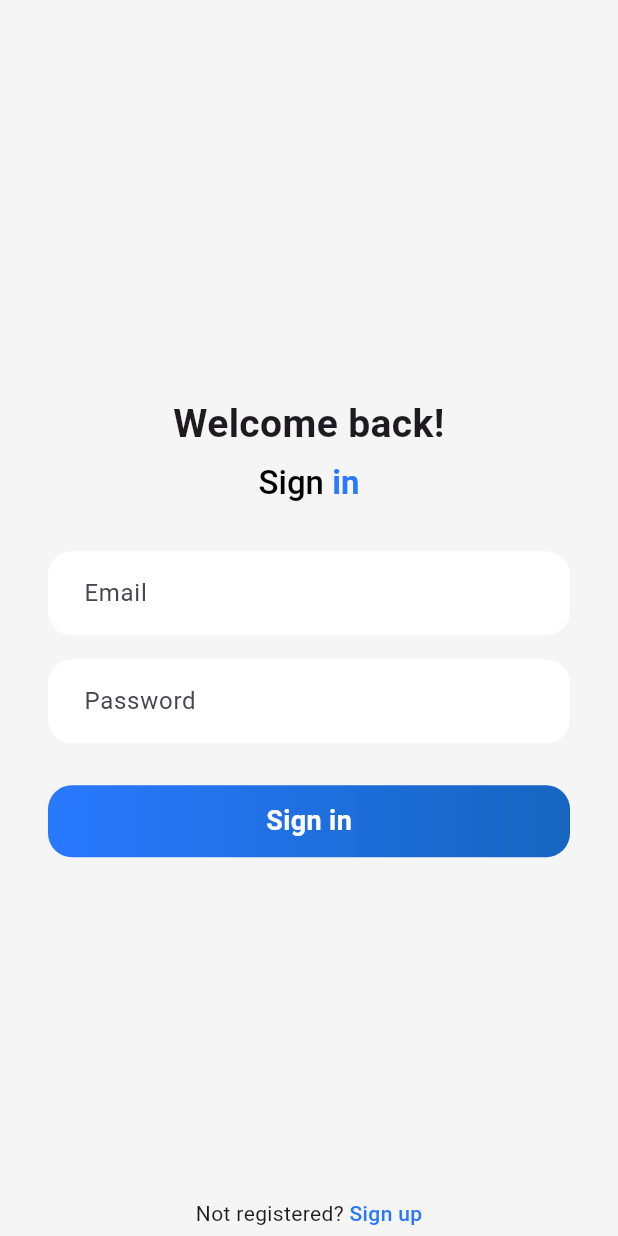
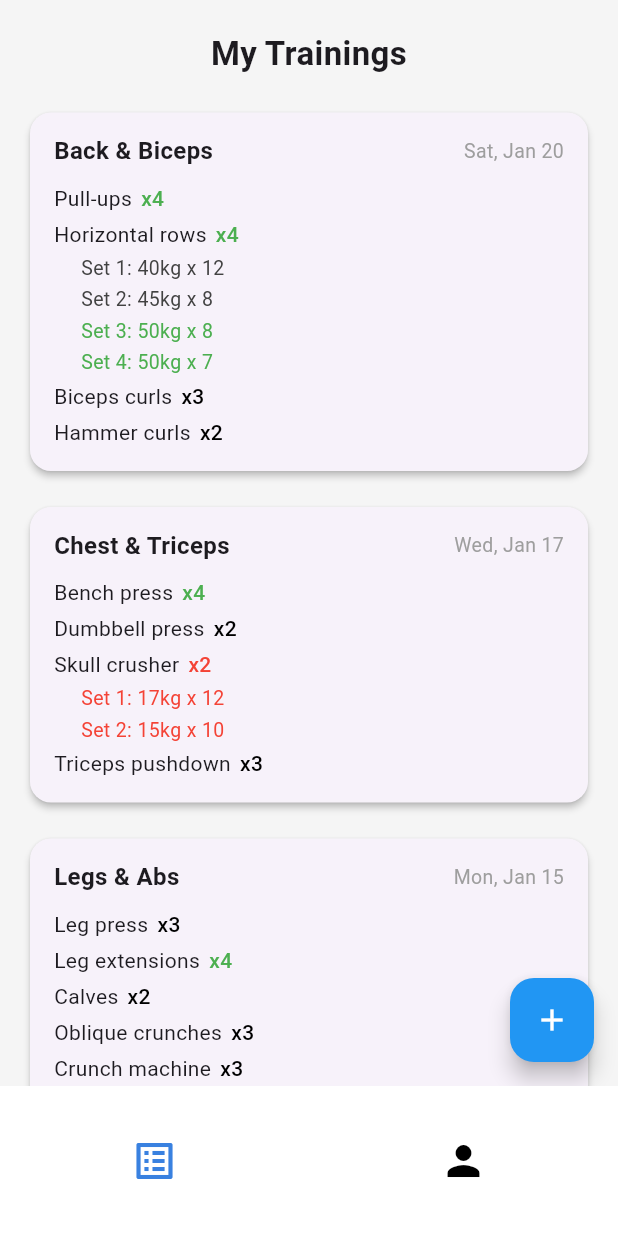
Before and after one commit to VibeTeam/fitness-tracker-frontend, a Flutter app: the screen it shows after launch, after a tap on "Sign in", on a phone screen of 412 x 824 dp. Run offline on Flutter 3.47's test engine with Material 3 defaults, Android fonts, the light colour scheme and no system bars.

Commit message:
feat: main and training page added

```diff
--- a/lib/main.dart
+++ b/lib/main.dart
@@ -1,6 +1,7 @@
+import 'package:fitness_tracker_frontend/screens/sign_in_page.dart';
+
+import "/screens/main_screen.dart";
 import 'package:flutter/material.dart';
-import "screens/sign_in_page.dart";
-import "screens/sign_up_page.dart";
 
 void main() {
   runApp(const MyApp());
--- /dev/null
+++ b/lib/screens/main_screen.dart
@@ -0,0 +1,59 @@
+import 'package:flutter/material.dart';
+import 'trainings_page.dart';
+import 'profile_page.dart';
+
+class MainScreen extends StatefulWidget {
+  const MainScreen({super.key});
+
+  @override
+  State<MainScreen> createState() => _MainScreenState();
+}
+
+class _MainScreenState extends State<MainScreen> {
+  int _selectedIndex = 0;
+
+  final List<Widget> _pages = [TrainingsPage(), ProfilePage()];
+
+  void _onItemTapped(int index) {
+    setState(() {
+      _selectedIndex = index;
+    });
+  }
+
+  @override
+  Widget build(BuildContext context) {
+    return Scaffold(
+      body: _pages[_selectedIndex],
+      bottomNavigationBar: Container(
+        height: 100,
+        color: Colors.white,
+        child: Row(
+          mainAxisAlignment: MainAxisAlignment.spaceAround,
+          crossAxisAlignment: CrossAxisAlignment.center,
+          children: [
+            IconButton(
+              icon: Icon(
+                Icons.list_alt,
+                size: 32,
+                color: _selectedIndex == 0
+                    ? Color.fromRGBO(57, 129, 224, 1)
+                    : Colors.black,
+              ),
+              onPressed: () => _onItemTapped(0),
+            ),
+            IconButton(
+              icon: Icon(
+                Icons.person,
+                size: 32,
+                color: _selectedIndex == 1
+                    ? Color.fromRGBO(57, 129, 224, 1)
+                    : Colors.black,
+              ),
+              onPressed: () => _onItemTapped(1),
+            ),
+          ],
+        ),
+      ),
+    );
+  }
+}
--- a/lib/screens/sign_in_page.dart
+++ b/lib/screens/sign_in_page.dart
@@ -1,10 +1,11 @@
+import 'package:fitness_tracker_frontend/screens/main_screen.dart';
 import 'package:flutter/material.dart';
 import '../widgets/primary_button.dart';
 import '../widgets/custom_text_field.dart';
 import '../screens/sign_up_page.dart';
 
 class SignInPage extends StatelessWidget {
-  const SignInPage({Key? key}) : super(key: key);
+  const SignInPage({super.key});
 
   @override
   Widget build(BuildContext context) {
@@ -64,7 +65,17 @@ class SignInPage extends StatelessWidget {
                       obscureText: true,
                     ),
                     const SizedBox(height: 28),
-                    PrimaryButton(text: 'Sign in', onPressed: () {}),
+                    PrimaryButton(
+                      text: 'Sign in',
+                      onPressed: () {
+                        Navigator.push(
+                          context,
+                          MaterialPageRoute(
+                            builder: (context) => const MainScreen(),
+                          ),
+                        );
+                      },
+                    ),
                     const SizedBox(height: 32),
                     const SizedBox(height: 16),
                   ],
--- /dev/null
+++ b/lib/screens/trainings_page.dart
@@ -0,0 +1,165 @@
+import 'package:flutter/material.dart';
+
+class TrainingsPage extends StatelessWidget {
+  const TrainingsPage({super.key});
+
+  @override
+  Widget build(BuildContext context) {
+    return Scaffold(
+      backgroundColor: Colors.grey[100],
+      body: SafeArea(
+        child: ListView(
+          padding: const EdgeInsets.symmetric(horizontal: 16, vertical: 20),
+          children: [
+            const Text(
+              'My Trainings',
+              style: TextStyle(fontSize: 22, fontWeight: FontWeight.bold),
+              textAlign: TextAlign.center,
+            ),
+            const SizedBox(height: 20),
+            // Back & Biceps
+            _TrainingCard(
+              title: 'Back & Biceps',
+              date: 'Sat, Jan 20',
+              exercises: [
+                _ExerciseRow('Pull-ups', 'x4', Colors.green),
+                _ExerciseRow('Horizontal rows', 'x4', Colors.green),
+                _SetRow('Set 1: 40kg x 12'),
+                _SetRow('Set 2: 45kg x 8'),
+                _SetRow('Set 3: 50kg x 8', color: Colors.green),
+                _SetRow('Set 4: 50kg x 7', color: Colors.green),
+                _ExerciseRow('Biceps curls', 'x3'),
+                _ExerciseRow('Hammer curls', 'x2'),
+              ],
+            ),
+            const SizedBox(height: 16),
+            // Chest & Triceps
+            _TrainingCard(
+              title: 'Chest & Triceps',
+              date: 'Wed, Jan 17',
+              exercises: [
+                _ExerciseRow('Bench press', 'x4', Colors.green),
+                _ExerciseRow('Dumbbell press', 'x2'),
+                _ExerciseRow('Skull crusher', 'x2', Colors.red),
+                _SetRow('Set 1: 17kg x 12', color: Colors.red),
+                _SetRow('Set 2: 15kg x 10', color: Colors.red),
+                _ExerciseRow('Triceps pushdown', 'x3'),
+              ],
+            ),
+            const SizedBox(height: 16),
+            // Legs & Abs
+            _TrainingCard(
+              title: 'Legs & Abs',
+              date: 'Mon, Jan 15',
+              exercises: [
+                _ExerciseRow('Leg press', 'x3'),
+                _ExerciseRow('Leg extensions', 'x4', Colors.green),
+                _ExerciseRow('Calves', 'x2'),
+                _ExerciseRow('Oblique crunches', 'x3'),
+                _ExerciseRow('Crunch machine', 'x3'),
+              ],
+            ),
+            const SizedBox(height: 80),
+          ],
+        ),
+      ),
+      floatingActionButton: FloatingActionButton(
+        onPressed: () {},
+        backgroundColor: Colors.blue,
+        child: const Icon(Icons.add, color: Colors.white),
+      ),
+    );
+  }
+}
+
+class _TrainingCard extends StatelessWidget {
+  final String title;
+  final String date;
+  final List<Widget> exercises;
+
+  const _TrainingCard({
+    required this.title,
+    required this.date,
+    required this.exercises,
+  });
+
+  @override
+  Widget build(BuildContext context) {
+    return Card(
+      shape: RoundedRectangleBorder(borderRadius: BorderRadius.circular(14)),
+      elevation: 2,
+      child: Padding(
+        padding: const EdgeInsets.symmetric(horizontal: 16, vertical: 14),
+        child: Column(
+          crossAxisAlignment: CrossAxisAlignment.start,
+          children: [
+            Row(
+              mainAxisAlignment: MainAxisAlignment.spaceBetween,
+              children: [
+                Text(
+                  title,
+                  style: const TextStyle(
+                    fontSize: 16,
+                    fontWeight: FontWeight.bold,
+                  ),
+                ),
+                Text(
+                  date,
+                  style: const TextStyle(fontSize: 13, color: Colors.grey),
+                ),
+              ],
+            ),
+            const SizedBox(height: 8),
+            ...exercises,
+          ],
+        ),
+      ),
+    );
+  }
+}
+
+class _ExerciseRow extends StatelessWidget {
+  final String name;
+  final String count;
+  final Color? color;
+
+  const _ExerciseRow(this.name, this.count, [this.color]);
+
+  @override
+  Widget build(BuildContext context) {
+    return Padding(
+      padding: const EdgeInsets.symmetric(vertical: 2),
+      child: Row(
+        children: [
+          Text(name),
+          const SizedBox(width: 6),
+          Text(
+            count,
+            style: TextStyle(
+              color: color ?? Colors.black,
+              fontWeight: FontWeight.w500,
+            ),
+          ),
+        ],
+      ),
+    );
+  }
+}
+
+class _SetRow extends StatelessWidget {
+  final String text;
+  final Color? color;
+
+  const _SetRow(this.text, {this.color});
+
+  @override
+  Widget build(BuildContext context) {
+    return Padding(
+      padding: const EdgeInsets.only(left: 18, top: 1, bottom: 1),
+      child: Text(
+        text,
+        style: TextStyle(color: color ?? Colors.grey[800], fontSize: 13),
+      ),
+    );
+  }
+}
--- a/lib/widgets/custom_text_field.dart
+++ b/lib/widgets/custom_text_field.dart
@@ -7,12 +7,12 @@ class CustomTextField extends StatelessWidget {
   final double borderRadius;
 
   const CustomTextField({
-    Key? key,
+    super.key,
     required this.hintText,
     this.obscureText = false,
     this.keyboardType,
     this.borderRadius = 16.0, // значение по умолчанию
-  }) : super(key: key);
+  });
 
   @override
   Widget build(BuildContext context) {
--- a/lib/widgets/primary_button.dart
+++ b/lib/widgets/primary_button.dart
@@ -1,3 +1,4 @@
+import 'package:fitness_tracker_frontend/theme/app_colors.dart';
 import 'package:flutter/material.dart';
 
 class PrimaryButton extends StatelessWidget {
@@ -6,12 +7,12 @@ class PrimaryButton extends StatelessWidget {
   final bool enabled;
   final double borderRadius;
   const PrimaryButton({
-    Key? key,
+    super.key,
     required this.text,
     required this.onPressed,
     this.enabled = true,
     this.borderRadius = 16.0,
-  }) : super(key: key);
+  });
 
   @override
   Widget build(BuildContext context) {
@@ -23,11 +24,7 @@ class PrimaryButton extends StatelessWidget {
           height: 48,
           decoration: BoxDecoration(
             borderRadius: BorderRadius.circular(borderRadius),
-            gradient: const LinearGradient(
-              colors: [Color(0xFF2979FF), Color(0xFF1565C0)],
-              begin: Alignment.centerLeft,
-              end: Alignment.centerRight,
-            ),
+            gradient: AppColors.primaryGradient,
           ),
           alignment: Alignment.center,
           child: Text(
--- a/pubspec.yaml
+++ b/pubspec.yaml
@@ -58,9 +58,8 @@ flutter:
   uses-material-design: true
 
   # To add assets to your application, add an assets section, like this:
-  # assets:
-  #   - images/a_dot_burr.jpeg
-  #   - images/a_dot_ham.jpeg
+  assets:
+    - assets/images/person.png
 
   # An image asset can refer to one or more resolution-specific "variants", see
   # https://flutter.dev/to/resolution-aware-images
```
Also changed, not shown: lib/screens/profile_page.dart (added, +100 -0 lines), lib/screens/sign_up_page.dart (+13 -2 lines), lib/theme/app_colors.dart (added, +14 -0 lines), assets/images/person.png (added).
